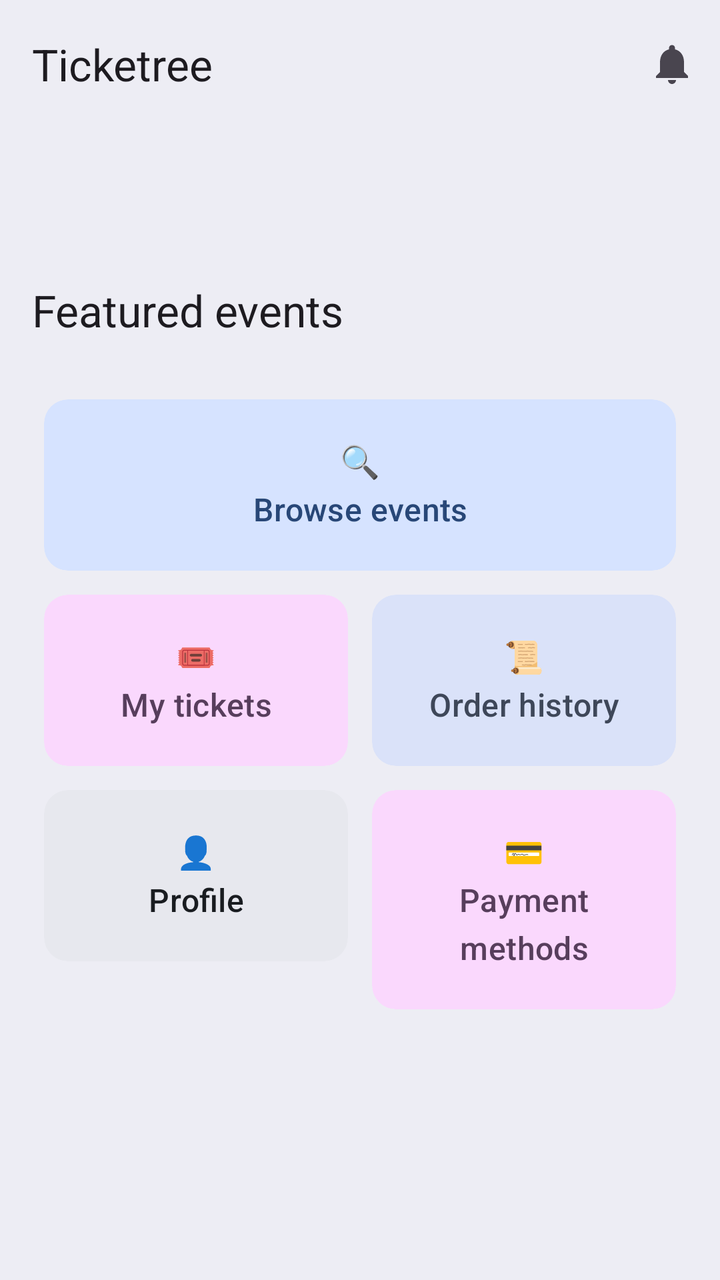
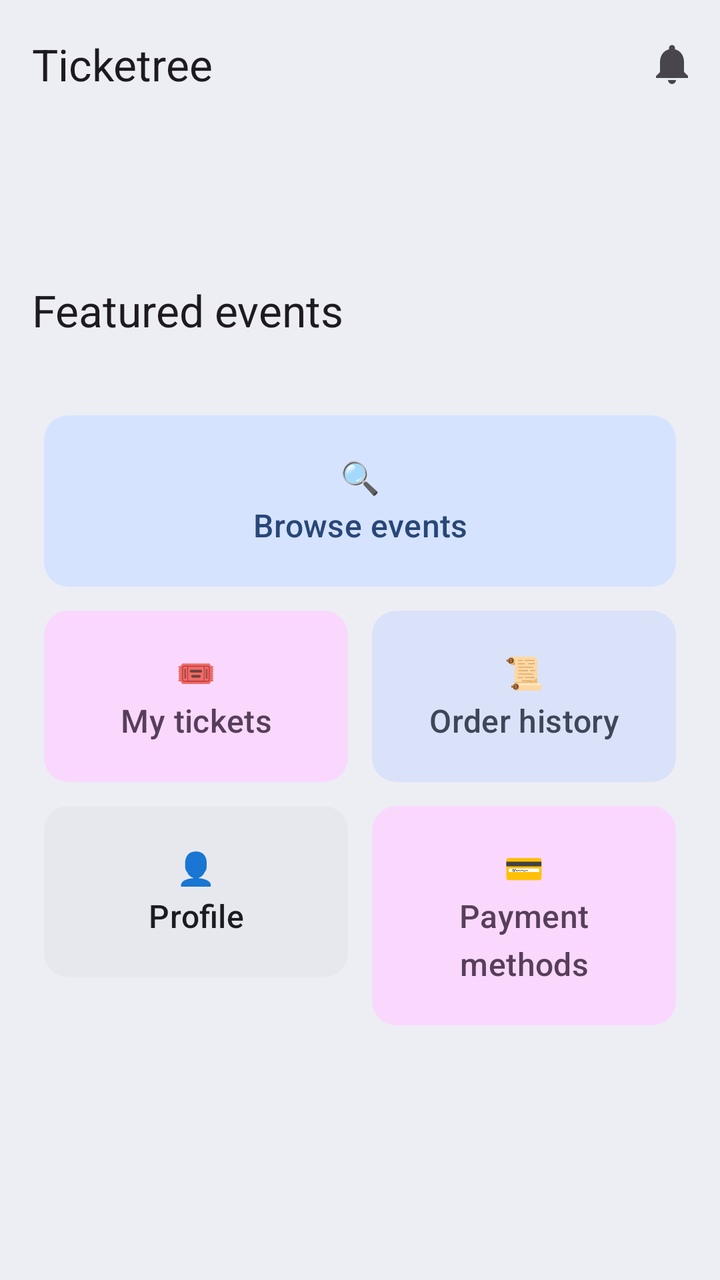

Before-and-after screenshots of an Android layout around one commit, followed by the original layout XML and the change that was made.
<!-- AndroidManifest.xml: application theme Theme.Ticketree -->
<!-- res/layout/activity_home.xml -->
<?xml version="1.0" encoding="utf-8"?>
<LinearLayout xmlns:android="http://schemas.android.com/apk/res/android"
    xmlns:app="http://schemas.android.com/apk/res-auto"
    android:layout_width="match_parent"
    android:layout_height="match_parent"
    android:fitsSystemWindows="true"
    android:orientation="vertical">

    <com.google.android.material.appbar.MaterialToolbar
        android:id="@+id/toolbar"
        android:background="?attr/colorSurfaceContainer"
        android:layout_width="match_parent"
        android:layout_height="?attr/actionBarSize"
        app:menu="@menu/menu_home"
        app:title="Ticketree" />

    <ScrollView
        android:layout_width="match_parent"
        android:layout_height="0dp"
        android:layout_weight="1">

        <LinearLayout
            android:layout_width="match_parent"
            android:layout_height="wrap_content"
            android:orientation="vertical"
            android:padding="16dp">

            <com.google.android.material.textview.MaterialTextView
                android:id="@+id/tvWelcome"
                android:layout_width="match_parent"
                android:layout_height="wrap_content"
                android:textAppearance="?attr/textAppearanceHeadlineSmall"
                android:textColor="?attr/colorPrimary" />

            <HorizontalScrollView
                android:layout_width="match_parent"
                android:layout_height="wrap_content"
                android:layout_marginTop="12dp"
                android:scrollbars="none">

                <com.google.android.material.chip.ChipGroup
                    android:id="@+id/chipCategories"
                    android:layout_width="wrap_content"
                    android:layout_height="wrap_content"
                    app:singleLine="true" />
            </HorizontalScrollView>

            <com.google.android.material.textview.MaterialTextView
                android:layout_width="match_parent"
                android:layout_height="wrap_content"
                android:layout_marginTop="16dp"
                android:text="Featured events"
                android:textAppearance="?attr/textAppearanceTitleLarge" />

            <androidx.recyclerview.widget.RecyclerView
                android:id="@+id/rvFeatured"
                android:layout_width="match_parent"
                android:layout_height="wrap_content"
                android:layout_marginTop="8dp"
                android:nestedScrollingEnabled="false" />

            <GridLayout
                android:layout_width="match_parent"
                android:layout_height="wrap_content"
                android:layout_marginTop="16dp"
                android:columnCount="2">

                <com.google.android.material.card.MaterialCardView
                    android:id="@+id/cardBrowse"
                    app:cardBackgroundColor="?attr/colorPrimaryContainer"
                    android:layout_columnSpan="2"
                    style="@style/Widget.Material3.CardView.Filled"
                    android:layout_width="0dp"
                    android:layout_height="wrap_content"
                    android:layout_columnWeight="1"
                    android:layout_margin="6dp"
                    android:clickable="true"
                    android:focusable="true">

                    <com.google.android.material.textview.MaterialTextView
                        android:layout_width="match_parent"
                        android:layout_height="wrap_content"
                        android:gravity="center"
                        android:padding="20dp"
                        android:text="🔍\nBrowse events"
                        android:textAppearance="?attr/textAppearanceTitleMedium"
                        android:textColor="?attr/colorOnPrimaryContainer" />
                </com.google.android.material.card.MaterialCardView>

                <com.google.android.material.card.MaterialCardView
                    android:id="@+id/cardTickets"
                    app:cardBackgroundColor="?attr/colorTertiaryContainer"
                    style="@style/Widget.Material3.CardView.Filled"
                    android:layout_width="0dp"
                    android:layout_height="wrap_content"
                    android:layout_columnWeight="1"
                    android:layout_margin="6dp"
                    android:clickable="true"
                    android:focusable="true">

                    <com.google.android.material.textview.MaterialTextView
                        android:layout_width="match_parent"
                        android:layout_height="wrap_content"
                        android:gravity="center"
                        android:padding="20dp"
                        android:text="🎟\nMy tickets"
                        android:textAppearance="?attr/textAppearanceTitleMedium"
                        android:textColor="?attr/colorOnTertiaryContainer" />
                </com.google.android.material.card.MaterialCardView>

                <com.google.android.material.card.MaterialCardView
                    android:id="@+id/cardHistory"
                    app:cardBackgroundColor="?attr/colorSecondaryContainer"
                    style="@style/Widget.Material3.CardView.Filled"
                    android:layout_width="0dp"
                    android:layout_height="wrap_content"
                    android:layout_columnWeight="1"
                    android:layout_margin="6dp"
                    android:clickable="true"
                    android:focusable="true">

                    <com.google.android.material.textview.MaterialTextView
                        android:layout_width="match_parent"
                        android:layout_height="wrap_content"
                        android:gravity="center"
                        android:padding="20dp"
                        android:text="📜\nOrder history"
                        android:textAppearance="?attr/textAppearanceTitleMedium"
                        android:textColor="?attr/colorOnSecondaryContainer" />
                </com.google.android.material.card.MaterialCardView>

                <com.google.android.material.card.MaterialCardView
                    android:id="@+id/cardProfile"
                    app:cardBackgroundColor="?attr/colorSurfaceContainerHigh"
                    style="@style/Widget.Material3.CardView.Filled"
                    android:layout_width="0dp"
                    android:layout_height="wrap_content"
                    android:layout_columnWeight="1"
                    android:layout_margin="6dp"
                    android:clickable="true"
                    android:focusable="true">

                    <com.google.android.material.textview.MaterialTextView
                        android:layout_width="match_parent"
                        android:layout_height="wrap_content"
                        android:gravity="center"
                        android:padding="20dp"
                        android:text="👤\nProfile"
                        android:textAppearance="?attr/textAppearanceTitleMedium"
                        android:textColor="?attr/colorOnSurface" />
                </com.google.android.material.card.MaterialCardView>

                <com.google.android.material.card.MaterialCardView
                    android:id="@+id/cardPayments"
                    app:cardBackgroundColor="?attr/colorTertiaryContainer"
                    style="@style/Widget.Material3.CardView.Filled"
                    android:layout_width="0dp"
                    android:layout_height="wrap_content"
                    android:layout_columnWeight="1"
                    android:layout_margin="6dp"
                    android:clickable="true"
                    android:focusable="true">

                    <com.google.android.material.textview.MaterialTextView
                        android:layout_width="match_parent"
                        android:layout_height="wrap_content"
                        android:gravity="center"
                        android:padding="20dp"
                        android:text="💳\nPayment methods"
                        android:textAppearance="?attr/textAppearanceTitleMedium"
                        android:textColor="?attr/colorOnTertiaryContainer" />
                </com.google.android.material.card.MaterialCardView>
            </GridLayout>
        </LinearLayout>
    </ScrollView>
</LinearLayout>
<!-- resources referenced by this layout -->
<resources>
  <style name="Theme.Ticketree" parent="AppTheme">
          <item name="android:windowSoftInputMode">adjustResize</item>
          <item name="android:windowAnimationStyle">@style/Animation.Ticketree</item>
          <item name="android:windowBackground">?attr/colorSurfaceContainer</item>
      </style>
  <style name="Animation.Ticketree" parent="@android:style/Animation.Activity">
          <item name="android:activityOpenEnterAnimation">@anim/screen_open_enter</item>
          <item name="android:activityOpenExitAnimation">@anim/screen_open_exit</item>
          <item name="android:activityCloseEnterAnimation">@anim/screen_close_enter</item>
          <item name="android:activityCloseExitAnimation">@anim/screen_close_exit</item>
      </style>
  <color name="md_theme_primary">#415F91</color>
  <color name="md_theme_onPrimary">#FFFFFF</color>
  <color name="md_theme_primaryContainer">#D6E3FF</color>
  <color name="md_theme_onPrimaryContainer">#284777</color>
  <color name="md_theme_secondary">#565F71</color>
  <color name="md_theme_onSecondary">#FFFFFF</color>
  <color name="md_theme_secondaryContainer">#DAE2F9</color>
  <color name="md_theme_onSecondaryContainer">#3E4759</color>
  <color name="md_theme_tertiary">#705575</color>
  <color name="md_theme_onTertiary">#FFFFFF</color>
  <color name="md_theme_tertiaryContainer">#FAD8FD</color>
  <color name="md_theme_onTertiaryContainer">#573E5C</color>
  <color name="md_theme_error">#BA1A1A</color>
  <color name="md_theme_onError">#FFFFFF</color>
  <color name="md_theme_errorContainer">#FFDAD6</color>
  <color name="md_theme_onErrorContainer">#93000A</color>
  <color name="md_theme_background">#F9F9FF</color>
  <color name="md_theme_onBackground">#191C20</color>
  <color name="md_theme_surface">#F9F9FF</color>
  <color name="md_theme_onSurface">#191C20</color>
  <color name="md_theme_surfaceVariant">#E0E2EC</color>
  <color name="md_theme_onSurfaceVariant">#44474E</color>
  <color name="md_theme_outline">#74777F</color>
  <color name="md_theme_outlineVariant">#C4C6D0</color>
  <color name="md_theme_inverseSurface">#2E3036</color>
  <color name="md_theme_inverseOnSurface">#F0F0F7</color>
  <color name="md_theme_inversePrimary">#AAC7FF</color>
  <color name="md_theme_primaryFixed">#D6E3FF</color>
  <color name="md_theme_onPrimaryFixed">#001B3E</color>
  <color name="md_theme_primaryFixedDim">#AAC7FF</color>
  <color name="md_theme_onPrimaryFixedVariant">#284777</color>
  <color name="md_theme_secondaryFixed">#DAE2F9</color>
  <color name="md_theme_onSecondaryFixed">#131C2B</color>
  <color name="md_theme_secondaryFixedDim">#BEC6DC</color>
  <color name="md_theme_onSecondaryFixedVariant">#3E4759</color>
  <color name="md_theme_tertiaryFixed">#FAD8FD</color>
  <color name="md_theme_onTertiaryFixed">#28132E</color>
  <color name="md_theme_tertiaryFixedDim">#DDBCE0</color>
  <color name="md_theme_onTertiaryFixedVariant">#573E5C</color>
  <color name="md_theme_surfaceDim">#D9D9E0</color>
  <color name="md_theme_surfaceBright">#F9F9FF</color>
  <color name="md_theme_surfaceContainerLowest">#FFFFFF</color>
  <color name="md_theme_surfaceContainerLow">#F3F3FA</color>
  <color name="md_theme_surfaceContainer">#EDEDF4</color>
  <color name="md_theme_surfaceContainerHigh">#E7E8EE</color>
  <color name="md_theme_surfaceContainerHighest">#E2E2E9</color>
  <!-- unchanged entries left out for length: 1 -->
</resources>

<!-- the commit's change to res/layout/activity_home.xml (unified diff, before → after) -->
@@ -62,7 +62,7 @@
             <GridLayout
                 android:layout_width="match_parent"
                 android:layout_height="wrap_content"
-                android:layout_marginTop="16dp"
+                android:layout_marginTop="24dp"
                 android:columnCount="2">
 
                 <com.google.android.material.card.MaterialCardView
